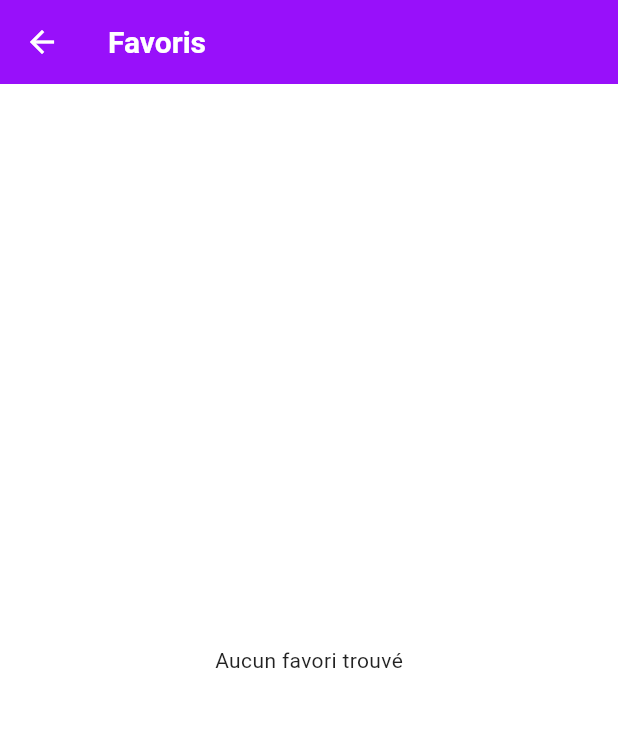
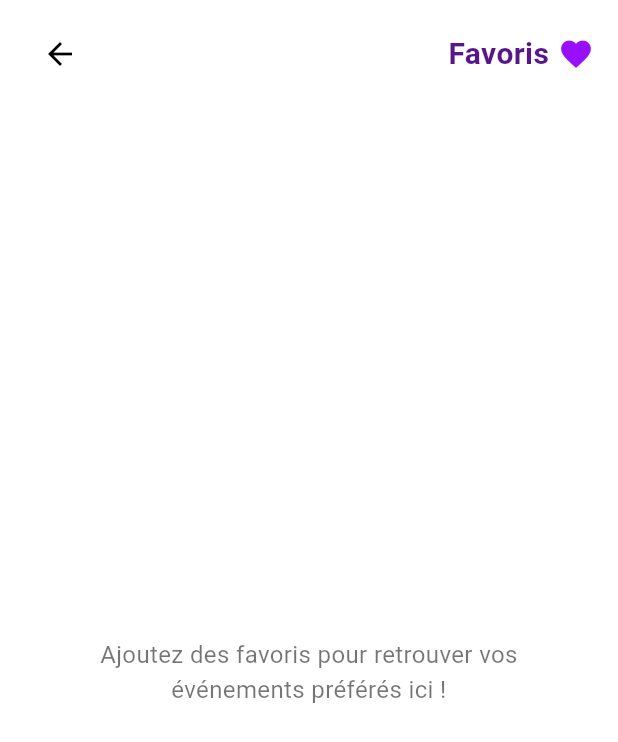
Before and after one commit to CaretteRobin/Chaudiere.app, a Flutter app: the screen it shows after launch, after a tap on "Favoris", on a phone screen of 412 x 824 dp. Shown: the top 742 px of the screen. Run offline on Flutter 3.47's test engine with Material 3 defaults, Android fonts, the light colour scheme and no system bars; network calls fail; Roboto replaces fonts that are missing (Arial).

Commit message:
feat(ui): refactor favorites screen with improved design and dynamic updates
- Removed AppBar and redesigned the favorites screen to match master screen styling
- Added section 'Mon dernier favori' followed by 'Mes favoris'
- Cards now consistent with event styling from master screen
- Events in favorites are now clickable and open the detail screen
- Dynamic updates: unfavoriting from detail or favorites screen updates the list in real time
- Added dark mode support for favorites screen
- Ensured consistent layout and spacing
- Improved empty state display with return button and explanatory message
- Fixed alignment of title Favoris and heart icon at the top

fix(master-details): ensure dark mode styles are correctly applied

- Adjusted all text colors to be readable in dark mode
- Now adapts title, subtitles and icons to match the theme

```diff
--- a/lib/screens/favorites_screen.dart
+++ b/lib/screens/favorites_screen.dart
@@ -1,48 +1,196 @@
 import 'package:flutter/material.dart';
 import '../core/models/event.dart';
+import '../screens/master_details.dart';
 import '../theme/app_theme.dart';
-import '../repositories/event_repository.dart';
 
-class FavoritesScreen extends StatelessWidget {
+class FavoritesScreen extends StatefulWidget {
   final List<Event> allEvents;
+  final void Function(Event event) onToggleFavorite;
 
-  const FavoritesScreen({super.key, required this.allEvents});
+  const FavoritesScreen({
+    super.key,
+    required this.allEvents,
+    required this.onToggleFavorite,
+  });
+
+  @override
+  State<FavoritesScreen> createState() => _FavoritesScreenState();
+}
+
+class _FavoritesScreenState extends State<FavoritesScreen> {
+  List<Event> favorites = [];
+
+  @override
+  void initState() {
+    super.initState();
+    _refreshFavorites();
+  }
+
+  void _refreshFavorites() {
+    setState(() {
+      favorites = widget.allEvents.where((e) => e.isFavorite).toList();
+    });
+  }
+
+  void _handleToggleFavorite(Event event) {
+    widget.onToggleFavorite(event);
+    _refreshFavorites();
+  }
 
   @override
   Widget build(BuildContext context) {
-    final favoriteEvents = allEvents.where((e) => e.isFavorite).toList();
+    final isDark = Theme.of(context).brightness == Brightness.dark;
 
     return Scaffold(
-      appBar: AppBar(
-        title: const Text('Favoris'),
-        backgroundColor: AppTheme.purple600,
+      body: SafeArea(
+        child: Column(
+          crossAxisAlignment: CrossAxisAlignment.start,
+          children: [
+            // 🔙 Retour + Titre "Favoris ❤️"
+            Padding(
+              padding: const EdgeInsets.symmetric(horizontal: 16, vertical: 12),
+              child: Row(
+                mainAxisAlignment: MainAxisAlignment.spaceBetween,
+                children: [
+                  IconButton(
+                    icon: const Icon(Icons.arrow_back),
+                    color: isDark ? Colors.white : Colors.black,
+                    onPressed: () => Navigator.of(context).pop(),
                   ),
-      body: favoriteEvents.isEmpty
-          ? const Center(child: Text('Aucun favori trouvé'))
-          : ListView.builder(
-        padding: const EdgeInsets.all(20),
-        itemCount: favoriteEvents.length,
+                  Row(
+                    children: [
+                      Text(
+                        'Favoris',
+                        style: TextStyle(
+                          fontSize: 20,
+                          fontWeight: FontWeight.bold,
+                          color: isDark ? Colors.white : AppTheme.purple900,
+                        ),
+                      ),
+                      const SizedBox(width: 6),
+                      Icon(Icons.favorite, color: AppTheme.purple600),
+                    ],
+                  )
+                ],
+              ),
+            ),
+
+            // 🎯 Si aucun favori
+            if (favorites.isEmpty)
+              Expanded(
+                child: Center(
+                  child: Padding(
+                    padding: const EdgeInsets.symmetric(horizontal: 32),
+                    child: Text(
+                      'Ajoutez des favoris pour retrouver vos événements préférés ici !',
+                      textAlign: TextAlign.center,
+                      style: TextStyle(
+                        fontSize: 16,
+                        color: isDark ? Colors.white60 : Colors.black54,
+                      ),
+                    ),
+                  ),
+                ),
+              )
+            else ...[
+              // 🆕 Mon dernier favori
+              Padding(
+                padding: const EdgeInsets.symmetric(horizontal: 20),
+                child: Text(
+                  'Mon dernier favori',
+                  style: TextStyle(
+                    fontSize: 18,
+                    fontWeight: FontWeight.bold,
+                    color: isDark ? Colors.white : AppTheme.purple700,
+                  ),
+                ),
+              ),
+              const SizedBox(height: 12),
+              _buildCard(context, favorites.first, isDark),
+
+              // ⭐️ Les autres
+              if (favorites.length > 1) ...[
+                const SizedBox(height: 24),
+                Padding(
+                  padding: const EdgeInsets.symmetric(horizontal: 20),
+                  child: Text(
+                    'Mes favoris',
+                    style: TextStyle(
+                      fontSize: 16,
+                      fontWeight: FontWeight.bold,
+                      color: isDark ? Colors.white70 : AppTheme.purple700,
+                    ),
+                  ),
+                ),
+                const SizedBox(height: 12),
+                Expanded(
+                  child: ListView.builder(
+                    padding: const EdgeInsets.symmetric(horizontal: 20),
+                    itemCount: favorites.length - 1,
                     itemBuilder: (context, index) {
-          final event = favoriteEvents[index];
+                      final event = favorites[index + 1];
+                      return _buildCard(context, event, isDark);
+                    },
+                  ),
+                ),
+              ],
+            ],
+          ],
+        ),
+      ),
+    );
+  }
+
+  Widget _buildCard(BuildContext context, Event event, bool isDark) {
     return Card(
-            color: AppTheme.purple50,
-            elevation: 1.5,
+      color: isDark ? const Color(0xFF2A2A2A) : AppTheme.purple50,
+      elevation: 2,
       margin: const EdgeInsets.only(bottom: 16),
-            shape: RoundedRectangleBorder(
-              borderRadius: BorderRadius.circular(12),
+      shape: RoundedRectangleBorder(borderRadius: BorderRadius.circular(12)),
+      child: ListTile(
+        contentPadding: const EdgeInsets.symmetric(horizontal: 16, vertical: 12),
+        leading: ClipRRect(
+          borderRadius: BorderRadius.circular(8),
+          child: event.imageUrl.isNotEmpty
+              ? Image.network(
+                  event.imageUrl,
+                  width: 50,
+                  height: 50,
+                  fit: BoxFit.cover,
+                )
+              : Image.asset(
+                  'assets/images/chaudiere_banner.png',
+                  width: 50,
+                  height: 50,
+                  fit: BoxFit.cover,
                 ),
-            child: ListTile(
+        ),
         title: Text(
           event.title,
-                style: const TextStyle(
+          style: TextStyle(
             fontWeight: FontWeight.bold,
             fontSize: 16,
-                  color: AppTheme.purple900,
+            color: isDark ? Colors.white : AppTheme.purple900,
           ),
         ),
         subtitle: Text(
-                '${event.category} – ${event.startDate}',
-                style: const TextStyle(color: Colors.black54),
+          '${event.category} – ${event.getFormattedDate()}',
+          style: TextStyle(color: isDark ? Colors.white60 : Colors.black54),
+        ),
+        trailing: IconButton(
+          icon: Icon(
+            event.isFavorite ? Icons.favorite : Icons.favorite_border,
+            color: AppTheme.purple600,
+          ),
+          onPressed: () => _handleToggleFavorite(event),
+        ),
+        onTap: () {
+          Navigator.push(
+            context,
+            MaterialPageRoute(
+              builder: (_) => MasterDetailsScreen(
+                event: event,
+                onToggleFavorite: _handleToggleFavorite,
               ),
             ),
           );
--- a/lib/screens/master_screen.dart
+++ b/lib/screens/master_screen.dart
@@ -217,7 +217,10 @@ class _MasterScreenState extends State<MasterScreen> {
                             context,
                             MaterialPageRoute(
                               builder: (_) =>
-                                  FavoritesScreen(allEvents: allEvents),
+                                  FavoritesScreen(
+                                    allEvents: allEvents,
+                                    onToggleFavorite: _updateFavorite,
+                                  ),
                             ),
                           );
                         },
```
Also changed, not shown: lib/screens/master_details.dart (+14 -12 lines). Lines whose indentation alone changed are shown as unchanged.
